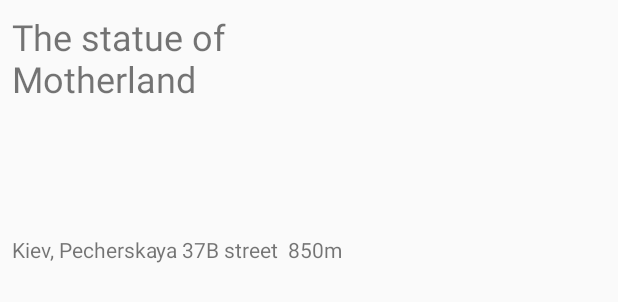
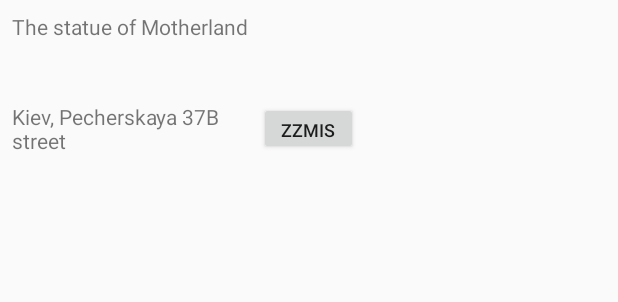
Before and after one commit to themihabyte/Kiev_Tour_Guide_Android_App, an Android app: the layout list_item.xml on its own in the app's theme, with its tools: preview values and no code run, on a phone screen of 412 x 824 dp. Shown: the top 302 px of the screen. Run offline under Robolectric (Android 15) with nearby library versions, the phone set to English and light mode, and no system bars.

Commit message:
Added description and button for speech

```diff
--- a/app/src/main/res/layout/list_item.xml
+++ b/app/src/main/res/layout/list_item.xml
@@ -2,47 +2,60 @@
 <LinearLayout xmlns:android="http://schemas.android.com/apk/res/android"
     xmlns:tools="http://schemas.android.com/tools"
     android:layout_width="match_parent"
-    android:layout_height="@dimen/list_item_height"
+    android:layout_height="wrap_content"
     android:orientation="horizontal">
 
-    <RelativeLayout
-        android:paddingStart="8dp"
-        android:paddingEnd="8dp"
-        android:paddingTop="8dp"
+    <LinearLayout
         android:layout_width="0dp"
-        android:layout_height="match_parent"
-        android:layout_weight="3">
+        android:layout_height="wrap_content"
+        android:layout_weight="3"
+        android:orientation="vertical"
+        android:padding="8dp">
 
         <TextView
             android:id="@+id/place_name"
+            style="@style/PlaceNameTextStyle"
             android:layout_width="match_parent"
-            android:layout_height="wrap_content"
-            android:textSize="24sp"
-            android:layout_alignParentTop="true"
+            android:layout_height="60dp"
             tools:text="The statue of Motherland" />
+
+        <TextView
+            android:id="@+id/place_description"
+            style="@style/PlaceDescriptionTextStyle"
+            android:layout_width="match_parent"
+            android:layout_height="100dp"
+            android:visibility="gone"
+            tools:text="A lot ogfgafdgsdfgssdfgsfgsfdgs
+ssdfgsdfgsdfgsdfgsdfgsdfgsdfgsdfgsdfg
+sdfgsdfgsdfgsdfgsdfgsdfgsdfg" />
+
         <LinearLayout
+            android:id="@+id/layout_information"
             android:layout_width="match_parent"
-            android:layout_height="wrap_content"
-            android:orientation="horizontal"
-            android:layout_alignParentBottom="true">
+            android:layout_height="35dp"
+            android:orientation="horizontal">
+
             <TextView
                 android:id="@+id/place_address"
+                style="@style/PlaceInformationTextStyle"
                 android:layout_width="0dp"
                 android:layout_height="match_parent"
-                android:layout_weight="4"
-                tools:text="Kiev, Pecherskaya 37B street"/>
-            <TextView
-                android:id="@+id/place_distance"
+                android:layout_weight="5"
+                tools:text="Kiev, Pecherskaya 37B street" />
+
+            <Button
+                android:id="@+id/place_button_voice"
                 android:layout_width="0dp"
                 android:layout_height="match_parent"
-                android:layout_weight="1"
-                tools:text="850m"/>
+                android:layout_weight="2"
+                android:text="@string/button_voice"
+                android:textSize="12sp"/>
         </LinearLayout>
-    </RelativeLayout>
+    </LinearLayout>
 
     <ImageView
         android:id="@+id/place_photo"
         android:layout_width="0dp"
         android:layout_height="match_parent"
-        android:layout_weight="2" />
+        android:layout_weight="2"/>
 </LinearLayout>
```
